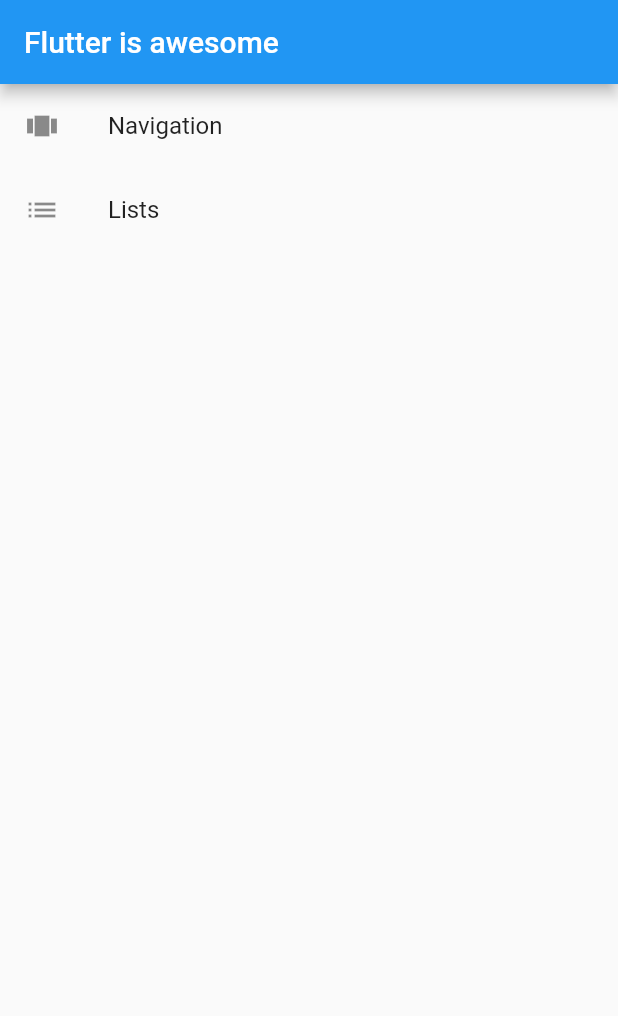
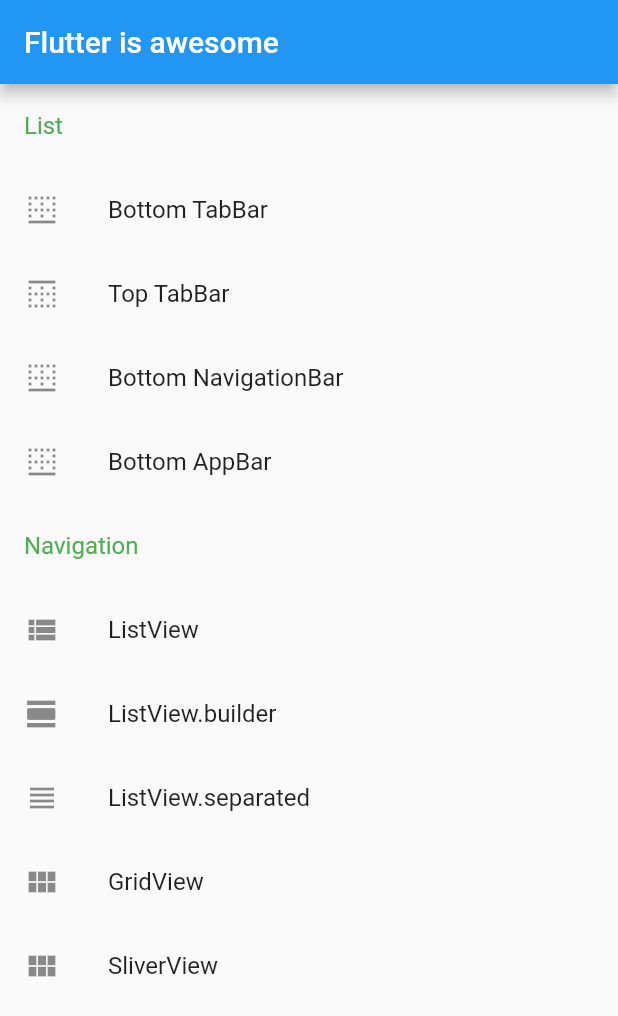
Before and after one commit to Goolpe/flutter_simple, a Flutter app: the screen it shows after launch, on a phone screen of 412 x 824 dp. Shown: the top 1016 px of the screen. Run offline on Flutter 3.47's test engine with Material 2 defaults, Android fonts, the phone set to English and light mode, and no system bars.

```diff
--- a/lib/examples/home.dart
+++ b/lib/examples/home.dart
@@ -1,8 +1,29 @@
 import 'package:flutter/material.dart';
-import 'package:flutter_simple/examples/navigation/index.dart';
-import 'package:flutter_simple/examples/lists/index.dart';
+import 'package:flutter_simple/examples/lists/exampleListView.dart';
+import 'package:flutter_simple/examples/lists/exampleListViewBuilder.dart';
+import 'package:flutter_simple/examples/lists/exampleListViewSeparated.dart';
+import 'package:flutter_simple/examples/lists/exampleGridView.dart';
+import 'package:flutter_simple/examples/lists/exampleSliverList.dart';
+import 'package:flutter_simple/examples/navigation/exampleBottomTabBar.dart';
+import 'package:flutter_simple/examples/navigation/exampleBottomAppBar.dart';
+import 'package:flutter_simple/examples/navigation/exampleBottomNavigationBar.dart';
+import 'package:flutter_simple/examples/navigation/exampleTopTabBar.dart';
 
 class Home extends StatelessWidget{
+
+  final List<List> items = [
+    ["List"],
+    ["Bottom TabBar",  ExampleBottomTabBar(), Icons.border_bottom],
+    ["Top TabBar",  ExampleTopTabBar(), Icons.border_top],
+    ["Bottom NavigationBar",  ExampleBottomNavigationBar(), Icons.border_bottom],
+    ["Bottom AppBar",  ExampleBottomAppBar(), Icons.border_bottom],
+    ["Navigation"],
+    ["ListView",  ExampleListView(), Icons.view_list],
+    ["ListView.builder", ExampleListViewBuilder(), Icons.view_day],
+    ["ListView.separated",  ExampleListViewSeparated(), Icons.view_headline],
+    ["GridView",  ExampleGridView(), Icons.view_module],
+    ["SliverView",  ExampleSliverList(), Icons.view_module],
+  ];
 
   @override
   Widget build(BuildContext context){
@@ -10,24 +31,27 @@ class Home extends StatelessWidget{
         appBar: AppBar(
           title: Text('Flutter is awesome'),
         ),
-        body: ListView(
-          children: <Widget>[
-            ListTile(
-              leading: Icon(Icons.view_carousel),
-              title: Text('Navigation'),
-              onTap: (){
-                Navigator.push(context, MaterialPageRoute(builder: (context) => Navigation()));
-              },
-            ),
-            ListTile(
-              leading: Icon(Icons.list),
-              title: Text('Lists'),
-              onTap: (){
-                Navigator.push(context, MaterialPageRoute(builder: (context) => Lists()));
-              },
-            )
-          ],
-        )
+        body: ListView.builder(
+          physics: BouncingScrollPhysics(),
+          itemCount: items.length,
+          itemBuilder: (context, index) {
+            final item = items[index];
+
+            if (item.length == 1) {
+              return ListTile(
+                title: Text(item[0], style: TextStyle(color: Colors.green),),
+              );
+            } else{
+              return ListTile(
+                leading: Icon(item[2]),
+                title: Text(item[0]),
+                onTap: (){
+                  Navigator.push(context, MaterialPageRoute(builder: (context) => item[1]));
+                },
+              );
+            }
+          },
+        ),
     );
   }
 }
```
Also changed, not shown: lib/examples/lists/exampleSliverList.dart (+5 -5 lines), lib/examples/lists/index.dart (deleted, +0 -57 lines), lib/examples/navigation/index.dart (deleted, +0 -49 lines).
